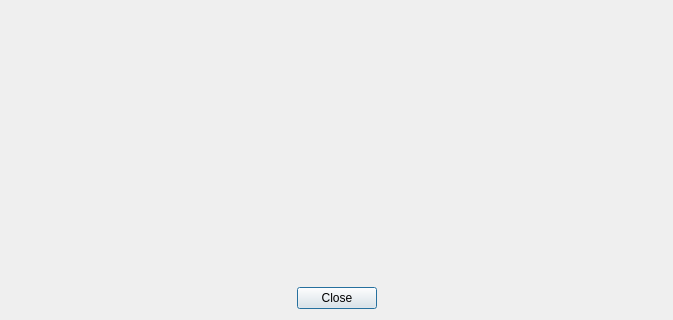
Qt form src/gui/FirewallCodeViewer.ui (fwbuilder/fwbuilder) before a commit; both pictures show x 0 to 673 and y 190 to 510 of the 673 by 510 pixel window.
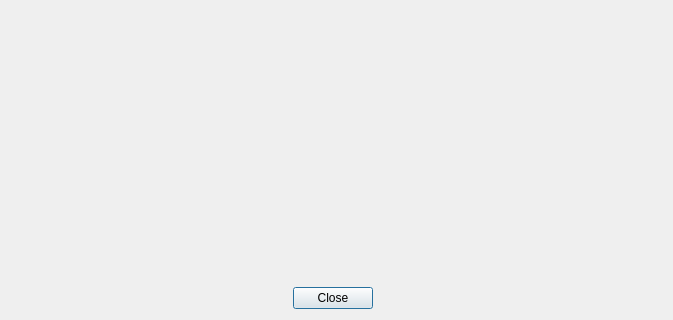
The same form after that commit.

Commit message: Fixed #1560: build should work now on ubuntu hardy

```diff
--- a/src/gui/FirewallCodeViewer.ui
+++ b/src/gui/FirewallCodeViewer.ui
@@ -75,7 +75,14 @@
     <widget class="QStackedWidget" name="pages"/>
    </item>
    <item>
-    <layout class="QHBoxLayout" name="horizontalLayout">
+    <widget class="QWidget" name="closeButton" native="true">
+     <layout class="QHBoxLayout" name="horizontalLayout_3">
+      <property name="spacing">
+       <number>0</number>
+      </property>
+      <property name="margin">
+       <number>0</number>
+      </property>
      <item>
       <spacer name="horizontalSpacer">
        <property name="orientation">
@@ -103,13 +110,14 @@
        </property>
        <property name="sizeHint" stdset="0">
         <size>
-         <width>40</width>
+          <width>289</width>
          <height>20</height>
         </size>
        </property>
       </spacer>
      </item>
     </layout>
+    </widget>
    </item>
   </layout>
  </widget>
```
Lines whose indentation alone changed are shown as unchanged. The commit also changes 1 other file.
